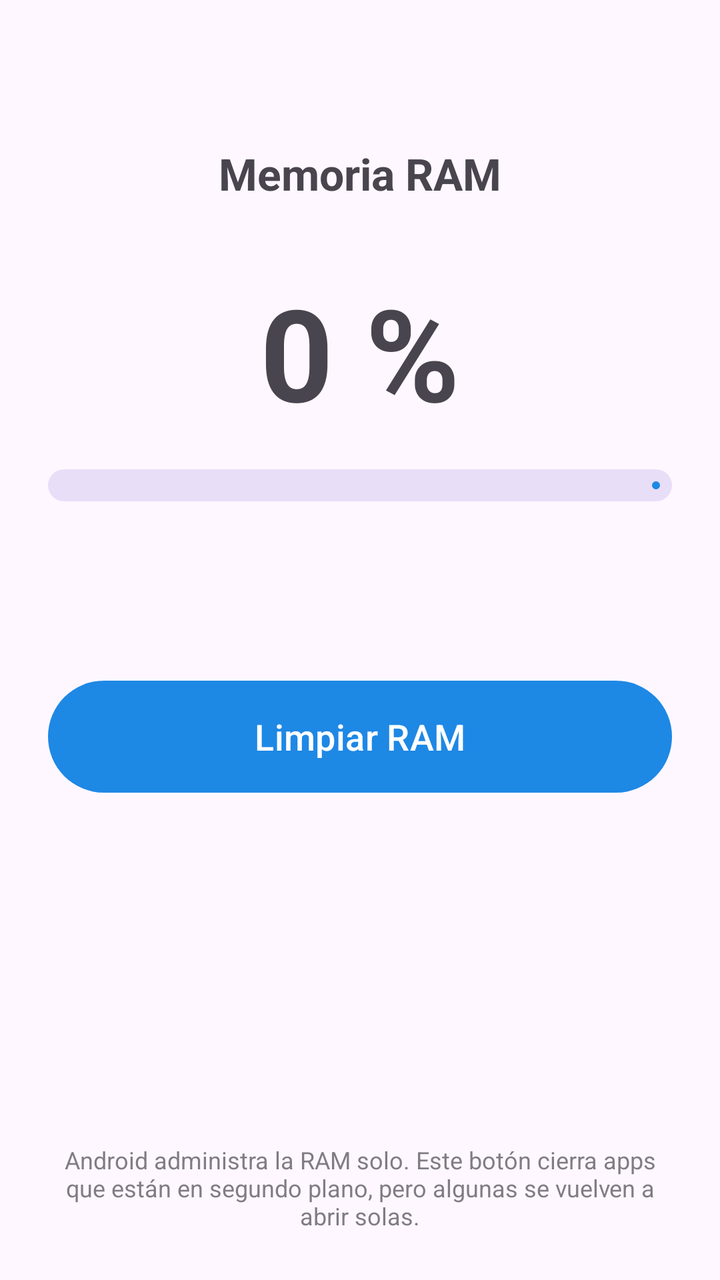
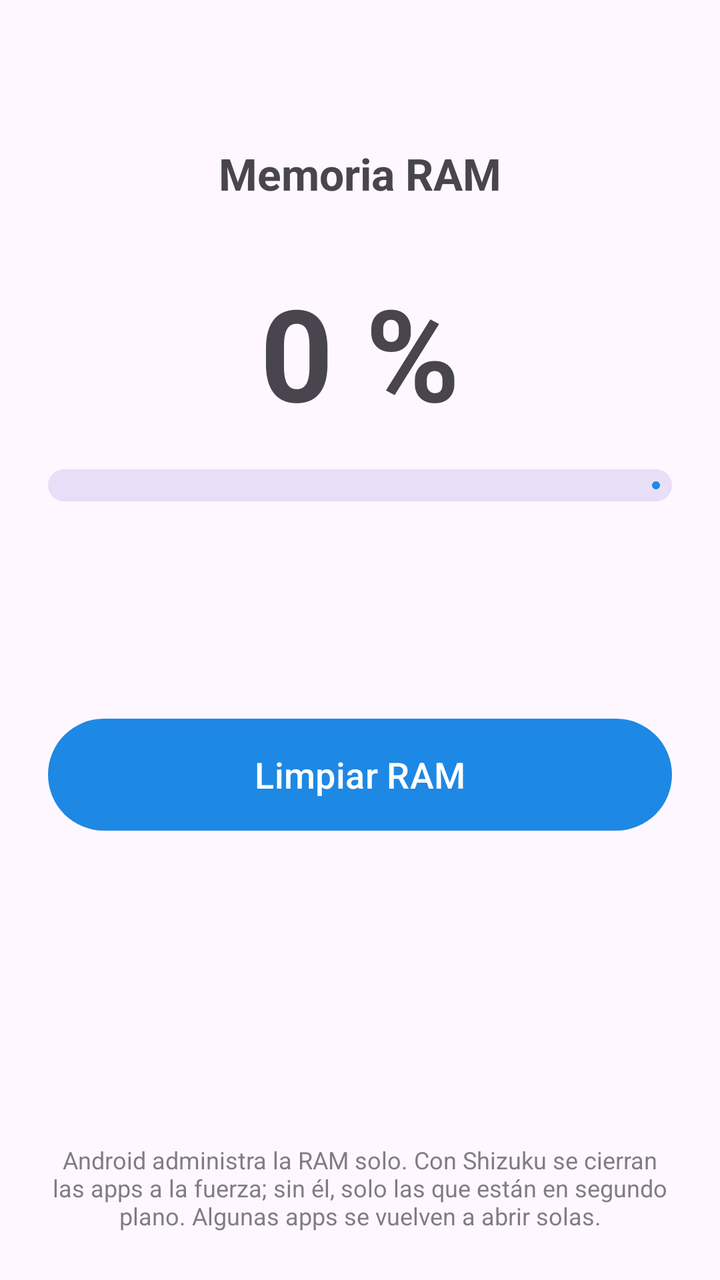

Two renders of the same Android screen: before a commit and after it. Below are the layout's source before the change and the commit's diff.
<!-- AndroidManifest.xml: application theme Theme.LimpiaRAM -->
<!-- res/layout/activity_main.xml -->
<?xml version="1.0" encoding="utf-8"?>
<LinearLayout xmlns:android="http://schemas.android.com/apk/res/android"
    xmlns:app="http://schemas.android.com/apk/res-auto"
    android:layout_width="match_parent"
    android:layout_height="match_parent"
    android:gravity="center_horizontal"
    android:orientation="vertical"
    android:padding="24dp">

    <TextView
        android:id="@+id/tvTitle"
        android:layout_width="wrap_content"
        android:layout_height="wrap_content"
        android:layout_marginTop="48dp"
        android:text="@string/title"
        android:textSize="22sp"
        android:textStyle="bold" />

    <TextView
        android:id="@+id/tvPercent"
        android:layout_width="wrap_content"
        android:layout_height="wrap_content"
        android:layout_marginTop="32dp"
        android:text="0 %"
        android:textSize="64sp"
        android:textStyle="bold" />

    <com.google.android.material.progressindicator.LinearProgressIndicator
        android:id="@+id/progress"
        android:layout_width="match_parent"
        android:layout_height="wrap_content"
        android:layout_marginTop="16dp"
        android:indeterminate="false"
        app:trackCornerRadius="8dp"
        app:trackThickness="16dp" />

    <TextView
        android:id="@+id/tvDetails"
        android:layout_width="wrap_content"
        android:layout_height="wrap_content"
        android:layout_marginTop="24dp"
        android:gravity="center"
        android:lineSpacingMultiplier="1.2"
        android:textSize="16sp" />

    <com.google.android.material.button.MaterialButton
        android:id="@+id/btnClean"
        android:layout_width="match_parent"
        android:layout_height="64dp"
        android:layout_marginTop="40dp"
        android:text="@string/clean_button"
        android:textSize="18sp" />

    <TextView
        android:id="@+id/tvResult"
        android:layout_width="match_parent"
        android:layout_height="wrap_content"
        android:layout_marginTop="20dp"
        android:gravity="center"
        android:textSize="16sp" />

    <View
        android:layout_width="0dp"
        android:layout_height="0dp"
        android:layout_weight="1" />

    <TextView
        android:id="@+id/tvNote"
        android:layout_width="match_parent"
        android:layout_height="wrap_content"
        android:alpha="0.7"
        android:gravity="center"
        android:text="@string/note"
        android:textSize="12sp" />

</LinearLayout>
<!-- resources referenced by this layout -->
<resources>
  <string name="clean_button">Limpiar RAM</string>
  <string name="note">Android administra la RAM solo. Este botón cierra apps que están en segundo plano, pero algunas se vuelven a abrir solas.</string>
  <string name="title">Memoria RAM</string>
  <style name="Theme.LimpiaRAM" parent="Theme.Material3.DayNight.NoActionBar">
          <item name="colorPrimary">@color/primary</item>
          <item name="colorOnPrimary">@color/white</item>
      </style>
  <color name="primary">#1E88E5</color>
  <color name="white">#FFFFFF</color>
</resources>

<!-- the commit's change to res/layout/activity_main.xml (unified diff, before → after) -->
@@ -43,11 +43,19 @@
         android:lineSpacingMultiplier="1.2"
         android:textSize="16sp" />
 
+    <TextView
+        android:id="@+id/tvShizuku"
+        android:layout_width="match_parent"
+        android:layout_height="wrap_content"
+        android:layout_marginTop="16dp"
+        android:gravity="center"
+        android:textSize="14sp" />
+
     <com.google.android.material.button.MaterialButton
         android:id="@+id/btnClean"
         android:layout_width="match_parent"
         android:layout_height="64dp"
-        android:layout_marginTop="40dp"
+        android:layout_marginTop="24dp"
         android:text="@string/clean_button"
         android:textSize="18sp" />
 
<!-- resource entries referenced after the edit -->
@@ -1,7 +1,7 @@
 <!-- resources referenced by this layout -->
 <resources>
   <string name="clean_button">Limpiar RAM</string>
-  <string name="note">Android administra la RAM solo. Este botón cierra apps que están en segundo plano, pero algunas se vuelven a abrir solas.</string>
+  <string name="note">Android administra la RAM solo. Con Shizuku se cierran las apps a la fuerza; sin él, solo las que están en segundo plano. Algunas apps se vuelven a abrir solas.</string>
   <string name="title">Memoria RAM</string>
   <style name="Theme.LimpiaRAM" parent="Theme.Material3.DayNight.NoActionBar">
           <item name="colorPrimary">@color/primary</item>
